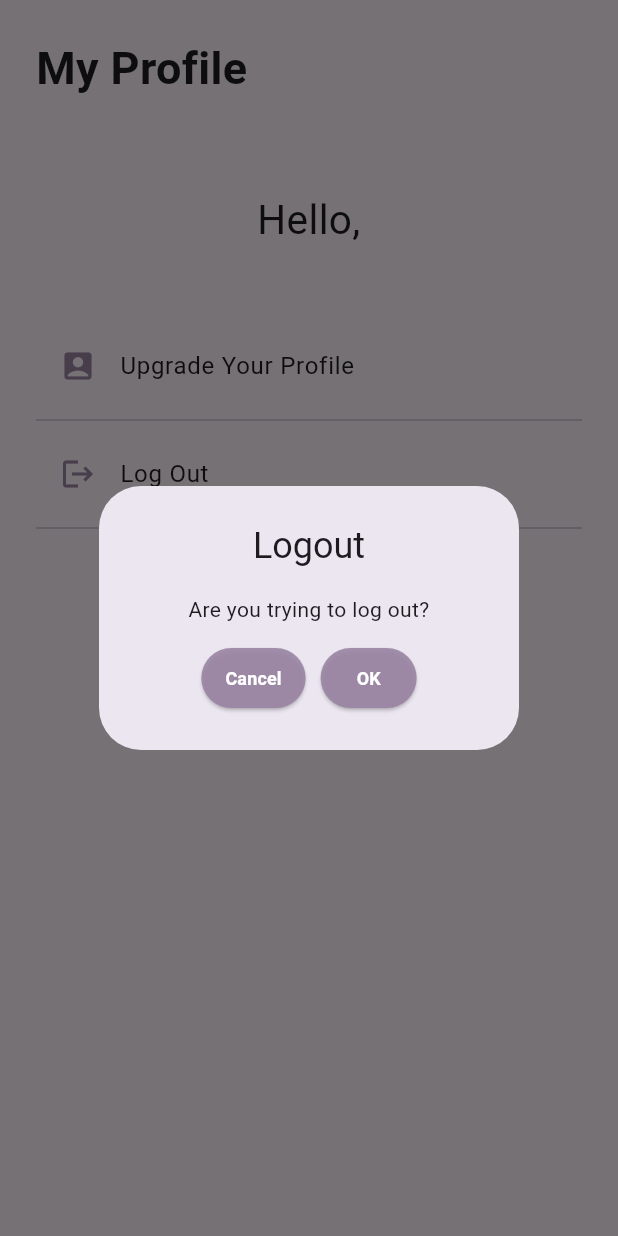
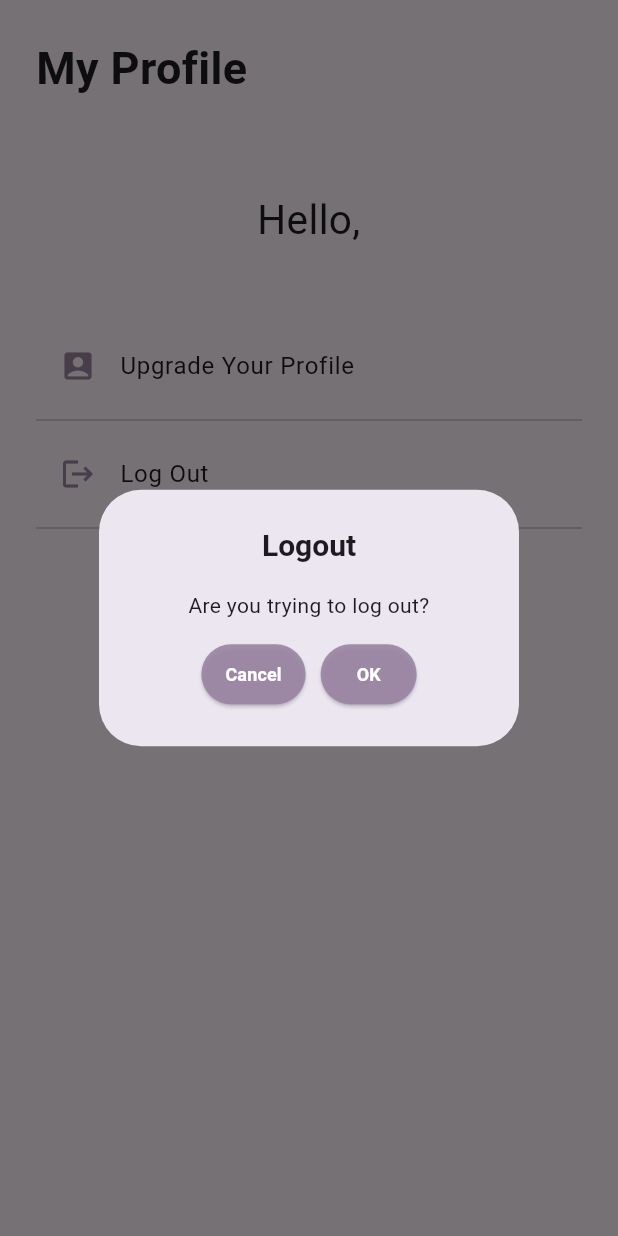
Before and after one commit to LamaAlnasser/Maazim-SWE444-G4, a Flutter app: the guestProfilePage screen opened directly, after a tap on "Log Out", on a phone screen of 412 x 824 dp. Run offline on Flutter 3.47's test engine with Material 3 defaults, Android fonts, the phone set to English and light mode, and no system bars; our stand-ins replace cloud_firestore, country_picker, firebase_auth, firebase_core, motion_tab_bar, pie_chart and 2 more; missing offline and left inert: flutter_sms; accounts and stored records are empty.

Commit message:
Update guestProfile.dart

```diff
--- a/lib/guestProfile.dart
+++ b/lib/guestProfile.dart
@@ -108,7 +108,7 @@ class guestProfilePageState extends State<guestProfilePage> {
                   context: context,
                   builder: (BuildContext context) {
                     return AlertDialog(
-                      title: Center(child: Text("Logout")),
+                      title: Center(child: Text("Logout", style: TextStyle(fontSize: 20, fontWeight: FontWeight.bold),)),
                       content: Column(
                         mainAxisSize: MainAxisSize.min,
                         children: [
```
